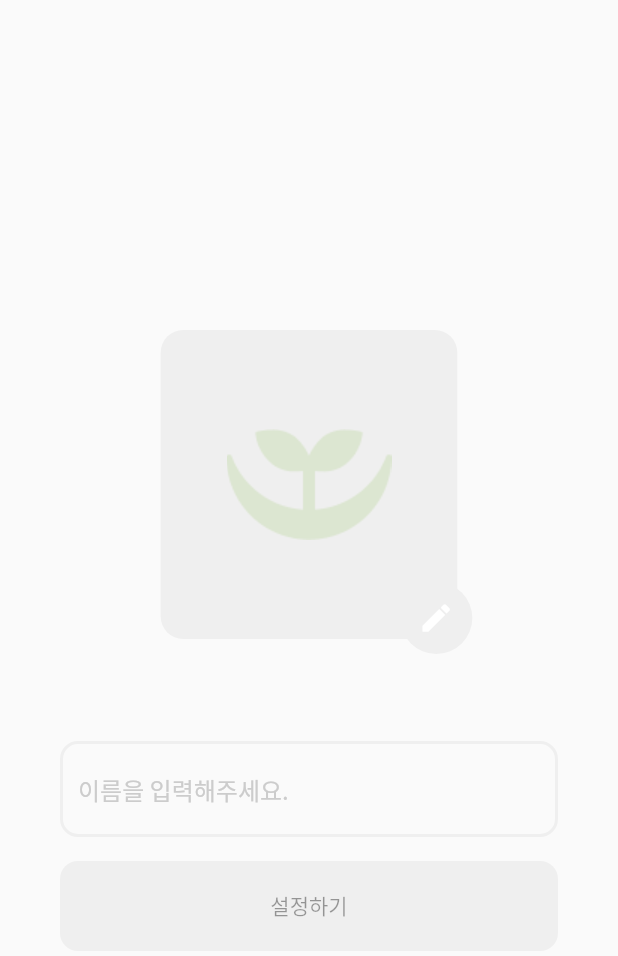
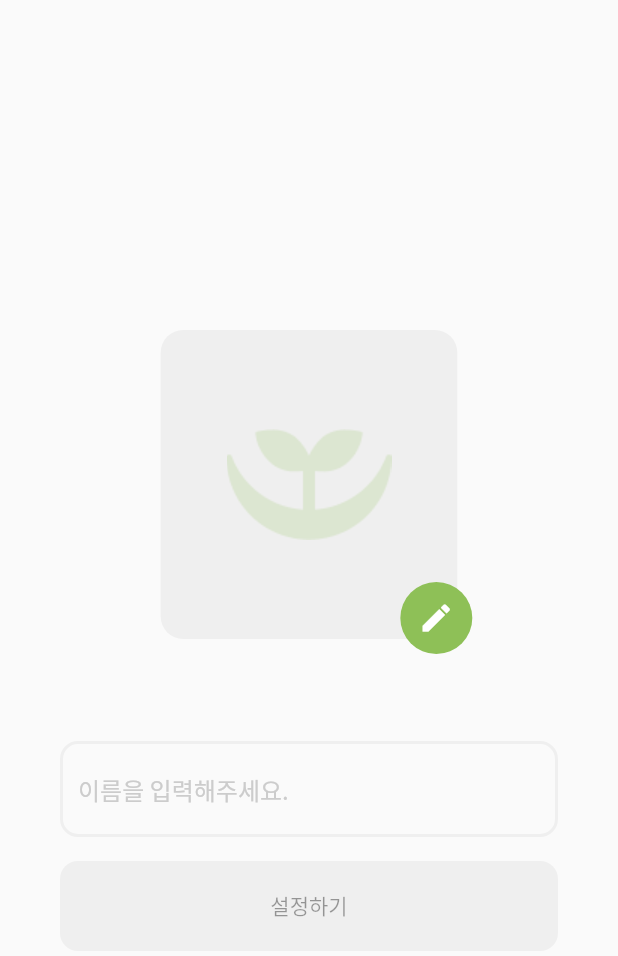
Before and after one commit to sfac-saessak/saessak-flutter, a Flutter app: the SetProfilePage screen opened by its route, on a phone screen of 412 x 824 dp. Shown: the top 956 px of the screen. Run offline on Flutter 3.47's test engine with Material 2 defaults, Android fonts, the phone set to English and light mode, and no system bars; our stand-ins replace cloud_firestore, drift, firebase_auth, firebase_core, firebase_storage, flutter_local_notifications and 8 more; accounts and stored records are empty; generated files the repository leaves out were written again; statements that could not run were skipped.

```diff
--- a/lib/view/page/set_profile_page.dart
+++ b/lib/view/page/set_profile_page.dart
@@ -63,10 +63,7 @@ class SetProfilePage extends GetView<SetProfileController> {
                             child: CircleAvatar(
                               radius: 36,
                               child: Icon(Icons.edit, color: Colors.white),
-                              backgroundColor:
-                                  controller.selectedImage.value == null
-                                      ? AppColor.lightGrey
-                                      : AppColor.primary,
+                              backgroundColor: AppColor.primary,
                             ),
                           ),
                         ),
```
Also changed, not shown: lib/controller/set_profile_controller.dart (+5 -3 lines).
